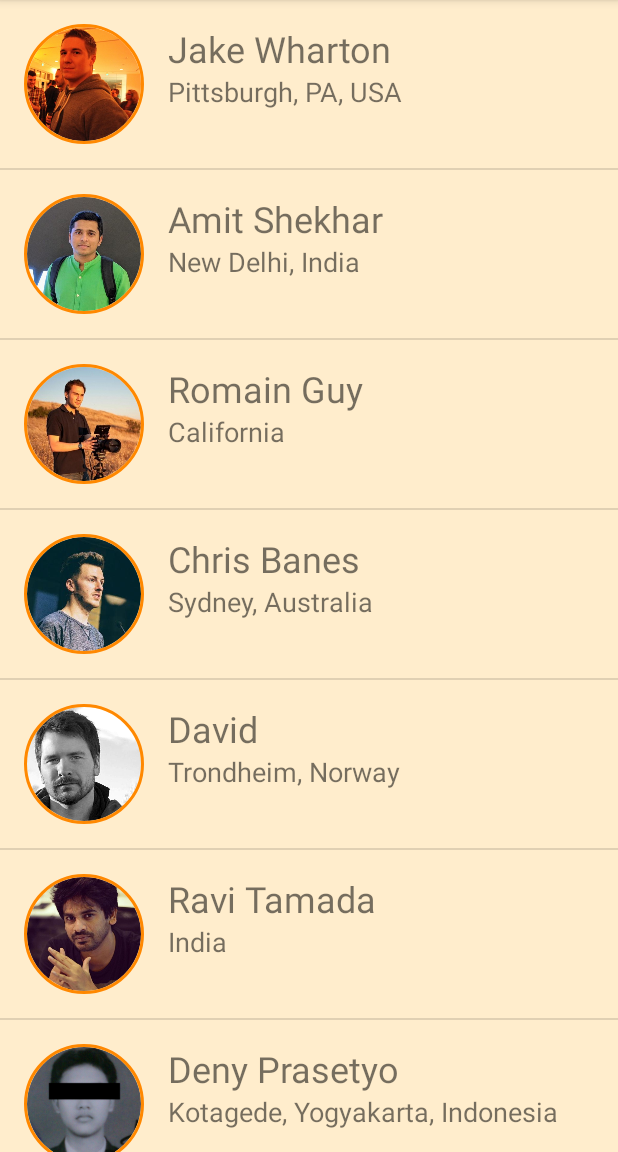
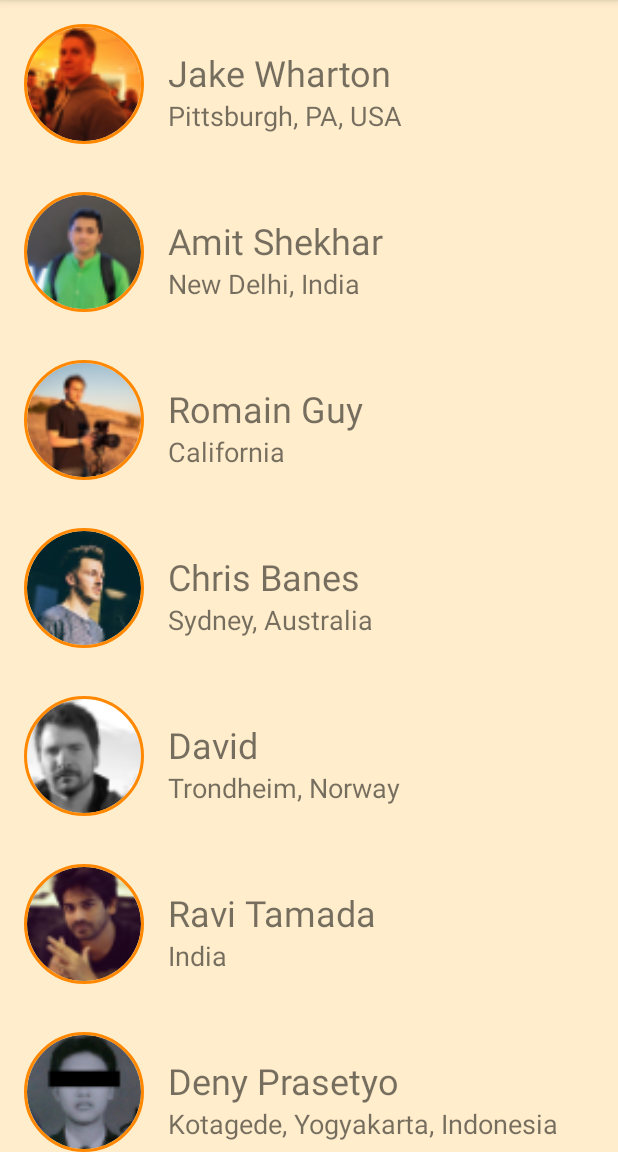
Before and after one commit to fauzan264/GithubUser, an Android app: the screen it shows after launch (MainActivity), on a phone screen of 412 x 824 dp, the part 84-1236 px from its top. Run offline under Robolectric (Android 15) with nearby library versions, the phone set to English and light mode, and no system bars; our stand-ins replace CircleImageView.

Commit message:
ListView to RecyclerView, click list to detail

```diff
--- a/app/build.gradle
+++ b/app/build.gradle
@@ -8,7 +8,7 @@ androidExtensions {
 
 android {
     compileSdkVersion 30
-    buildToolsVersion "30.0.1"
+    buildToolsVersion "30.0.2"
 
     defaultConfig {
         applicationId "com.fauzan264.githubuser"
@@ -33,12 +33,13 @@ dependencies {
     implementation "org.jetbrains.kotlin:kotlin-stdlib:$kotlin_version"
     implementation 'androidx.core:core-ktx:1.3.2'
     implementation 'androidx.appcompat:appcompat:1.2.0'
-    implementation 'androidx.constraintlayout:constraintlayout:2.0.2'
+    implementation 'androidx.constraintlayout:constraintlayout:2.0.4'
     implementation 'com.google.android.material:material:1.2.1'
     implementation 'de.hdodenhof:circleimageview:3.1.0'
     implementation 'androidx.cardview:cardview:1.0.0'
     testImplementation 'junit:junit:4.12'
     androidTestImplementation 'androidx.test.ext:junit:1.1.2'
     androidTestImplementation 'androidx.test.espresso:espresso-core:3.3.0'
-
+    implementation 'androidx.recyclerview:recyclerview:1.1.0'
+    implementation 'com.github.bumptech.glide:glide:4.11.0'
 }
--- a/app/src/main/AndroidManifest.xml
+++ b/app/src/main/AndroidManifest.xml
@@ -2,6 +2,7 @@
 <manifest xmlns:android="http://schemas.android.com/apk/res/android"
     package="com.fauzan264.githubuser">
 
+    <uses-permission android:name="android.permission.INTERNET"/>
     <application
         android:allowBackup="true"
         android:icon="@drawable/github_user"
@@ -13,7 +14,7 @@
         <activity
             android:name=".DetailActivity"
             android:label="Detail User"
-            android:parentActivityName=".MainActivity"></activity>
+            android:parentActivityName=".MainActivity" />
         <activity android:name=".SplashScreen">
             <intent-filter>
                 <action android:name="android.intent.action.MAIN" />
--- a/app/src/main/java/com/fauzan264/githubuser/MainActivity.kt
+++ b/app/src/main/java/com/fauzan264/githubuser/MainActivity.kt
@@ -1,72 +1,69 @@
 package com.fauzan264.githubuser
 
 import android.content.Intent
-import android.content.res.TypedArray
 import androidx.appcompat.app.AppCompatActivity
 import android.os.Bundle
-import android.widget.AdapterView
+import androidx.recyclerview.widget.LinearLayoutManager
 import com.fauzan264.githubuser.adapter.UserAdapter
 import com.fauzan264.githubuser.model.User
 import kotlinx.android.synthetic.main.activity_main.*
 
 class MainActivity : AppCompatActivity() {
 
-    private lateinit var adapter: UserAdapter
-    private lateinit var dataName: Array<String>
-    private lateinit var dataLocation: Array<String>
-    private lateinit var dataPhoto: TypedArray
-    private lateinit var dataCompany: Array<String>
-    private lateinit var dataUsername: Array<String>
-    private lateinit var dataFollowers: Array<String>
-    private lateinit var dataFollowing: Array<String>
-    private lateinit var dataRepo: Array<String>
-
-    private var users = arrayListOf<User>()
+    private val list = ArrayList<User>()
 
     override fun onCreate(savedInstanceState: Bundle?) {
         super.onCreate(savedInstanceState)
         setContentView(R.layout.activity_main)
 
-        adapter = UserAdapter(this)
-        lv_list.adapter = adapter
+        rv_list.setHasFixedSize(true)
 
-        prepare()
-        addItem()
-
-        lv_list.onItemClickListener = AdapterView.OnItemClickListener{ _, _, position, _->
-            val moveDetail = Intent(this@MainActivity, DetailActivity::class.java)
-            moveDetail.putExtra(DetailActivity.EXTRA_USER, users[position])
-            startActivity(moveDetail)
-        }
+        list.addAll(getListUser())
+        showRecyclerList()
     }
 
-    private fun prepare() {
-        dataName = resources.getStringArray(R.array.name)
-        dataLocation = resources.getStringArray(R.array.location)
-        dataPhoto = resources.obtainTypedArray(R.array.avatar)
-        dataCompany = resources.getStringArray(R.array.company)
-        dataUsername = resources.getStringArray(R.array.username)
-        dataFollowers = resources.getStringArray(R.array.followers)
-        dataFollowing = resources.getStringArray(R.array.following)
-        dataRepo = resources.getStringArray(R.array.repository)
+    private fun getListUser(): ArrayList<User> {
+        val dataPhoto = resources.obtainTypedArray(R.array.avatar)
+        val dataName = resources.getStringArray(R.array.name)
+        val dataLocation = resources.getStringArray(R.array.location)
+        val dataCompany = resources.getStringArray(R.array.company)
+        val dataUsername = resources.getStringArray(R.array.username)
+        val dataFollowers = resources.getStringArray(R.array.followers)
+        val dataFollowing = resources.getStringArray(R.array.following)
+        val dataRepo = resources.getStringArray(R.array.repository)
 
+        val listUser = ArrayList<User>()
+        for (pos in dataName.indices) {
+            val user = User(
+                dataPhoto.getResourceId(pos, -1),
+                dataName[pos],
+                dataLocation[pos],
+                dataCompany[pos],
+                dataUsername[pos],
+                dataFollowers[pos],
+                dataFollowing[pos],
+                dataRepo[pos]
+            )
+            listUser.add(user)
+        }
+        return listUser
     }
 
-    private fun addItem() {
-        for (position in dataName.indices) {
-            val user = User(
-                dataPhoto.getResourceId(position, -1),
-                dataName[position],
-                dataLocation[position],
-                dataCompany[position],
-                dataUsername[position],
-                dataFollowers[position],
-                dataFollowing[position],
-                dataRepo[position]
-            )
-            users.add(user)
-        }
-        adapter.users = users
+    private fun showRecyclerList() {
+        rv_list.layoutManager = LinearLayoutManager(this)
+        val listUserAdapter = UserAdapter(list)
+        rv_list.adapter = listUserAdapter
+
+        listUserAdapter.setOneItemClickCallback(object : UserAdapter.OnItemClickCallback{
+            override fun onItemClicked(data: User) {
+                showSelectedUser(data)
+            }
+        })
     }
 
+    private fun showSelectedUser(user: User) {
+        val moveDetail = Intent(this@MainActivity, DetailActivity::class.java)
+        moveDetail.putExtra(DetailActivity.EXTRA_USER, user)
+        startActivity(moveDetail)
+    }
 }
--- a/app/src/main/java/com/fauzan264/githubuser/adapter/UserAdapter.kt
+++ b/app/src/main/java/com/fauzan264/githubuser/adapter/UserAdapter.kt
@@ -1,45 +1,49 @@
 package com.fauzan264.githubuser.adapter
 
-import android.content.Context
 import android.view.LayoutInflater
 import android.view.View
 import android.view.ViewGroup
-import android.widget.BaseAdapter
-import android.widget.TextView
+import androidx.recyclerview.widget.RecyclerView
+import com.bumptech.glide.Glide
+import com.bumptech.glide.request.RequestOptions
 import com.fauzan264.githubuser.R
 import com.fauzan264.githubuser.model.User
-import de.hdodenhof.circleimageview.CircleImageView
+import kotlinx.android.synthetic.main.item_user.view.*
 
-class UserAdapter internal constructor(private val context: Context): BaseAdapter() {
-    internal var users = arrayListOf<User>()
-    override fun getCount(): Int = users.size
+class UserAdapter(private val listUser: ArrayList<User>) : RecyclerView.Adapter<UserAdapter.ListViewHolder>() {
+    private var onItemClickCallback: OnItemClickCallback? = null
 
-    override fun getItem(i: Int): Any = users[i]
-
-    override fun getItemId(i: Int): Long = i.toLong()
-
-    override fun getView(position: Int, view: View?, viewGroup: ViewGroup?): View {
-        var itemView = view
-        if (itemView == null) {
-            itemView = LayoutInflater.from(context).inflate(R.layout.item_user, viewGroup, false)
-        }
-
-        val viewHolder = ViewHolder(itemView as View)
-
-        val user = getItem(position) as User
-        viewHolder.bind(user)
-        return itemView
+    fun setOneItemClickCallback(onItemClickCallback: OnItemClickCallback) {
+        this.onItemClickCallback = onItemClickCallback
     }
 
-    private inner class ViewHolder constructor(view: View) {
-        private val txtName: TextView = view.findViewById(R.id.list_txt_name)
-        private val txtLocation: TextView = view.findViewById(R.id.list_txt_location)
-        private val imgPhoto: CircleImageView = view.findViewById(R.id.list_img_photo)
+    override fun onCreateViewHolder(viewGroup: ViewGroup, i: Int): ListViewHolder {
+        val view = LayoutInflater.from(viewGroup.context).inflate(R.layout.item_user, viewGroup, false)
+        return ListViewHolder(view)
+    }
 
-        internal fun bind(user: User) {
-            txtName.text = user.name
-            txtLocation.text = user.location
-            imgPhoto.setImageResource(user.photo)
+    override fun onBindViewHolder(holder: ListViewHolder, position: Int) = holder.bind(listUser[position])
+
+    override fun getItemCount(): Int = listUser.size
+
+
+    inner class ListViewHolder(itemView: View) : RecyclerView.ViewHolder(itemView) {
+        fun bind(user: User){
+            with(itemView) {
+                Glide.with(itemView.context)
+                    .load(user.photo)
+                    .apply(RequestOptions().override(55,55))
+                    .into(list_img_photo)
+
+                list_txt_name.text = user.name
+                list_txt_location.text = user.location
+
+                itemView.setOnClickListener{ onItemClickCallback?.onItemClicked(user)}
+            }
         }
     }
+
+    interface OnItemClickCallback {
+        fun onItemClicked(data: User)
+    }
 }
--- a/app/src/main/res/layout/activity_main.xml
+++ b/app/src/main/res/layout/activity_main.xml
@@ -1,14 +1,19 @@
 <?xml version="1.0" encoding="utf-8"?>
-<LinearLayout xmlns:android="http://schemas.android.com/apk/res/android"
+<androidx.constraintlayout.widget.ConstraintLayout xmlns:android="http://schemas.android.com/apk/res/android"
+    xmlns:app="http://schemas.android.com/apk/res-auto"
     xmlns:tools="http://schemas.android.com/tools"
     android:layout_width="match_parent"
     android:layout_height="match_parent"
     tools:context=".MainActivity">
 
-    <ListView
-        android:id="@+id/lv_list"
+    <androidx.recyclerview.widget.RecyclerView
+        android:id="@+id/rv_list"
         android:layout_width="match_parent"
         android:layout_height="match_parent"
-        android:background="@color/bgColor"/>
+        android:background="@color/bgColor"
+        app:layout_constraintBottom_toBottomOf="parent"
+        app:layout_constraintEnd_toEndOf="parent"
+        app:layout_constraintStart_toStartOf="parent"
+        app:layout_constraintTop_toTopOf="parent" />
 
-</LinearLayout>
+</androidx.constraintlayout.widget.ConstraintLayout>
--- a/app/src/main/res/layout/item_user.xml
+++ b/app/src/main/res/layout/item_user.xml
@@ -1,5 +1,5 @@
 <?xml version="1.0" encoding="utf-8"?>
-<RelativeLayout xmlns:android="http://schemas.android.com/apk/res/android"
+<androidx.constraintlayout.widget.ConstraintLayout xmlns:android="http://schemas.android.com/apk/res/android"
     android:layout_width="match_parent"
     android:layout_height="wrap_content"
     xmlns:app="http://schemas.android.com/apk/res-auto"
@@ -10,26 +10,34 @@
         android:id="@+id/list_img_photo"
         android:layout_width="80dp"
         android:layout_height="80dp"
+        app:civ_border_color="@android:color/holo_orange_dark"
         app:civ_border_width="2dp"
-        app:civ_border_color="@android:color/holo_orange_dark" />
+        app:layout_constraintBottom_toBottomOf="parent"
+        app:layout_constraintStart_toStartOf="parent"
+        app:layout_constraintTop_toTopOf="parent" />
 
     <TextView
         android:id="@+id/list_txt_name"
         android:layout_width="wrap_content"
         android:layout_height="wrap_content"
-        android:textSize="24sp"
+        android:layout_marginTop="16dp"
         android:layout_marginStart="16dp"
         android:layout_toEndOf="@id/list_img_photo"
+        android:textSize="24sp"
+        app:layout_constraintStart_toEndOf="@+id/list_img_photo"
+        app:layout_constraintTop_toTopOf="parent"
         tools:text="@string/name" />
 
     <TextView
         android:id="@+id/list_txt_location"
         android:layout_width="wrap_content"
         android:layout_height="wrap_content"
-        android:layout_marginStart="16dp"
+        android:layout_below="@id/list_txt_name"
         android:layout_toEndOf="@id/list_img_photo"
         android:textSize="18sp"
-        android:layout_below="@id/list_txt_name"
+        android:layout_marginStart="16dp"
+        app:layout_constraintStart_toEndOf="@+id/list_img_photo"
+        app:layout_constraintTop_toBottomOf="@+id/list_txt_name"
         tools:text="@string/location" />
 
-</RelativeLayout>
+</androidx.constraintlayout.widget.ConstraintLayout>
```
